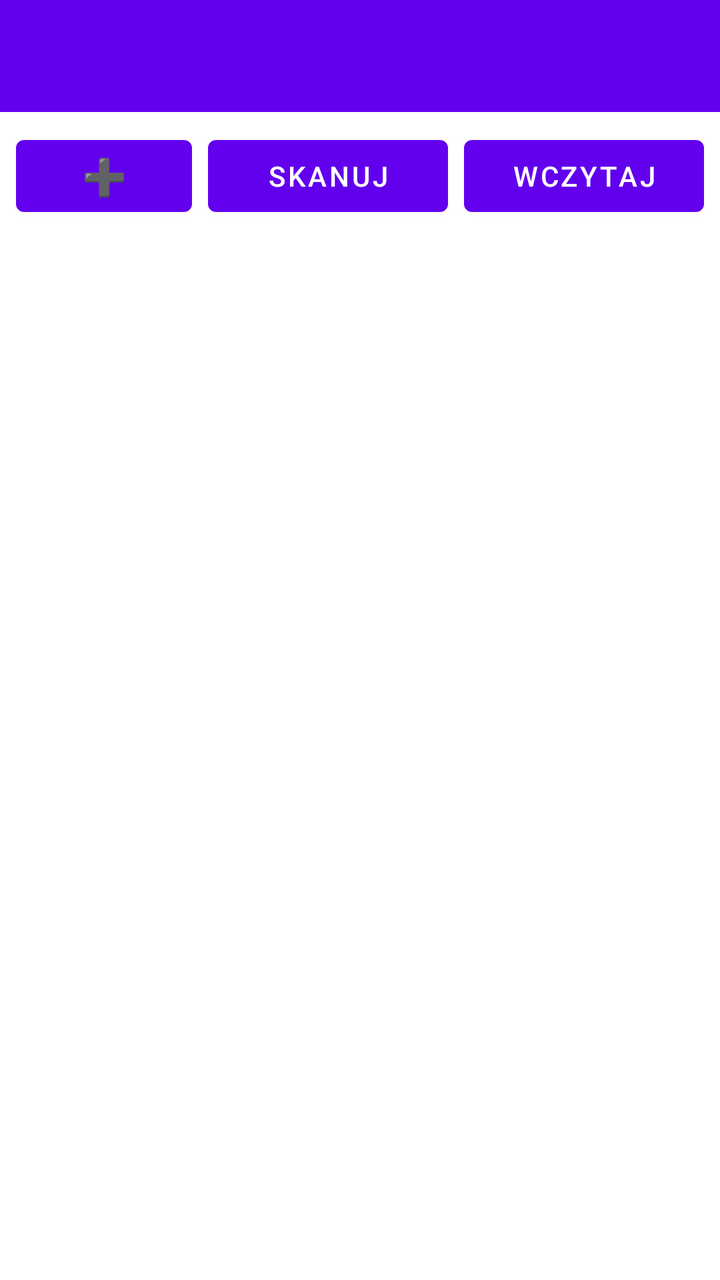
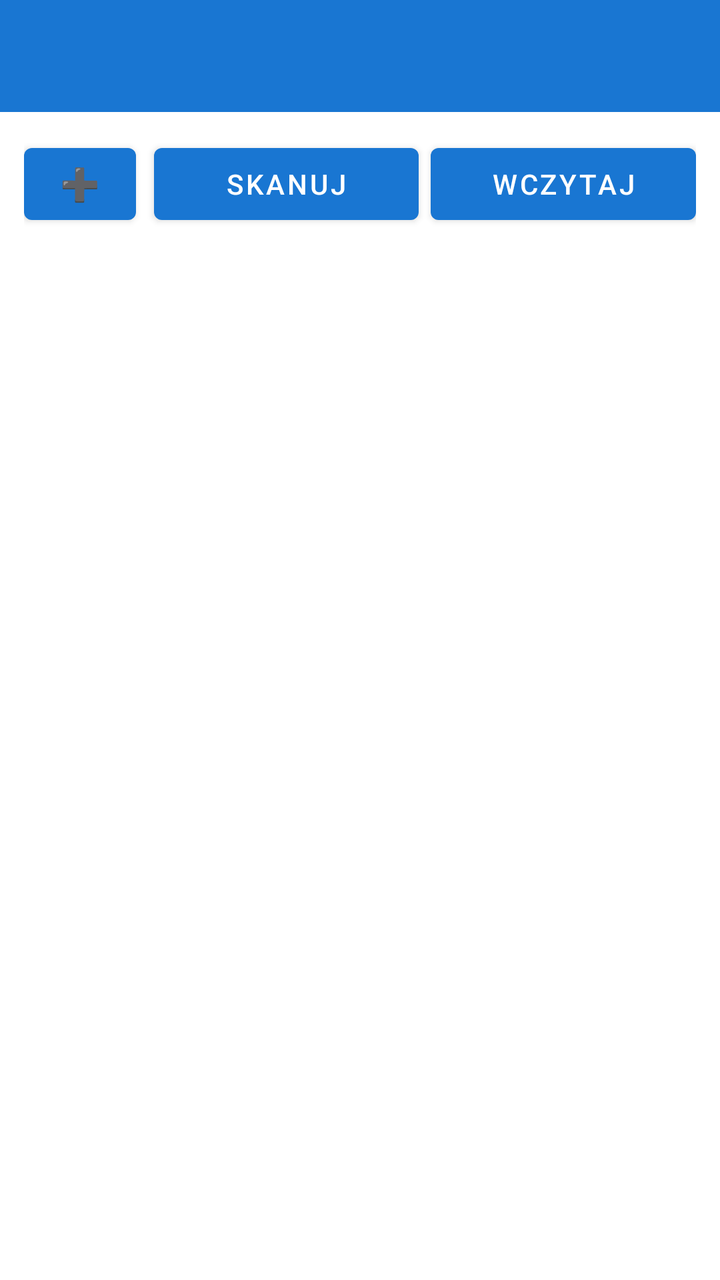

Compare the two renders of this Android layout. The source of the first and the diff that turns it into the second are given below.
<!-- AndroidManifest.xml: application theme Theme.StegoChat -->
<!-- res/layout/activity_contacts.xml -->
<?xml version="1.0" encoding="utf-8"?>
<LinearLayout xmlns:android="http://schemas.android.com/apk/res/android"
    android:layout_width="match_parent"
    android:layout_height="match_parent"
    android:orientation="vertical"
    android:fitsSystemWindows="true"
    android:background="?android:attr/colorBackground">

    <androidx.appcompat.widget.Toolbar
        android:id="@+id/toolbar"
        android:layout_width="match_parent"
        android:layout_height="?attr/actionBarSize"
        android:background="?attr/colorPrimary"
        android:theme="@style/ThemeOverlay.AppCompat.Dark.ActionBar" />

    
    <LinearLayout
        android:layout_width="match_parent"
        android:layout_height="wrap_content"
        android:orientation="horizontal"
        android:padding="8dp"
        android:gravity="center">

        <Button
            android:id="@+id/addContactButton"
            android:layout_width="wrap_content"
            android:layout_height="wrap_content"
            android:text="➕"
            android:textSize="18sp"
            android:layout_marginEnd="4dp"/>

        <Button
            android:id="@+id/scanButton"
            android:layout_width="0dp"
            android:layout_height="wrap_content"
            android:layout_weight="1"
            android:text="SKANUJ"
            android:layout_marginStart="4dp"
            android:layout_marginEnd="4dp"/>

        <Button
            android:id="@+id/galleryButton"
            android:layout_width="0dp"
            android:layout_height="wrap_content"
            android:layout_weight="1"
            android:text="WCZYTAJ"
            android:layout_marginStart="4dp"/>
    </LinearLayout>

    <androidx.recyclerview.widget.RecyclerView
        android:id="@+id/contactsRecyclerView"
        android:layout_width="match_parent"
        android:layout_height="match_parent"
        android:padding="8dp"/>
</LinearLayout>
<!-- resources referenced by this layout -->
<resources>
  <style name="Theme.StegoChat" parent="Theme.MaterialComponents.DayNight.NoActionBar">
          
          <item name="colorPrimary">@color/purple_500</item>
          <item name="colorPrimaryVariant">@color/purple_700</item>
          <item name="colorOnPrimary">@color/white</item>
  
          
          <item name="windowNoTitle">true</item>
          <item name="windowActionBar">false</item>
      </style>
  <color name="purple_500">#FF6200EE</color>
  <color name="purple_700">#FF3700B3</color>
  <color name="white">#FFFFFFFF</color>
</resources>

<!-- the commit's change to res/layout/activity_contacts.xml (unified diff, before → after) -->
@@ -4,7 +4,7 @@
     android:layout_height="match_parent"
     android:orientation="vertical"
     android:fitsSystemWindows="true"
-    android:background="?android:attr/colorBackground">
+    android:background="?attr/colorSurface">
 
     <androidx.appcompat.widget.Toolbar
         android:id="@+id/toolbar"
@@ -18,16 +18,17 @@
         android:layout_width="match_parent"
         android:layout_height="wrap_content"
         android:orientation="horizontal"
-        android:padding="8dp"
-        android:gravity="center">
+        android:padding="12dp"
+        android:gravity="center"
+        android:background="?attr/colorSurface">
 
         <Button
             android:id="@+id/addContactButton"
-            android:layout_width="wrap_content"
+            android:layout_width="56dp"
             android:layout_height="wrap_content"
             android:text="➕"
-            android:textSize="18sp"
-            android:layout_marginEnd="4dp"/>
+            android:textSize="16sp"
+            android:layout_marginEnd="6dp"/>
 
         <Button
             android:id="@+id/scanButton"
@@ -35,8 +36,8 @@
             android:layout_height="wrap_content"
             android:layout_weight="1"
             android:text="SKANUJ"
-            android:layout_marginStart="4dp"
-            android:layout_marginEnd="4dp"/>
+            android:layout_marginStart="3dp"
+            android:layout_marginEnd="3dp"/>
 
         <Button
             android:id="@+id/galleryButton"
@@ -44,12 +45,13 @@
             android:layout_height="wrap_content"
             android:layout_weight="1"
             android:text="WCZYTAJ"
-            android:layout_marginStart="4dp"/>
+            android:layout_marginStart="3dp"/>
     </LinearLayout>
 
     <androidx.recyclerview.widget.RecyclerView
         android:id="@+id/contactsRecyclerView"
         android:layout_width="match_parent"
         android:layout_height="match_parent"
-        android:padding="8dp"/>
+        android:padding="8dp"
+        android:background="?attr/colorSurface"/>
 </LinearLayout>
<!-- resource entries referenced after the edit -->
@@ -1,17 +1,18 @@
 <!-- resources referenced by this layout -->
 <resources>
   <style name="Theme.StegoChat" parent="Theme.MaterialComponents.DayNight.NoActionBar">
-          
-          <item name="colorPrimary">@color/purple_500</item>
-          <item name="colorPrimaryVariant">@color/purple_700</item>
-          <item name="colorOnPrimary">@color/white</item>
-  
-          
+          <item name="colorPrimary">@color/colorPrimary</item>
+          <item name="colorPrimaryVariant">@color/colorPrimaryVariant</item>
+          <item name="colorOnPrimary">@color/colorOnPrimary</item>
+          <item name="android:windowBackground">@color/windowBackgroundLight</item>
+          <item name="colorSurface">@color/surfaceLight</item>
           <item name="windowNoTitle">true</item>
           <item name="windowActionBar">false</item>
       </style>
-  <color name="purple_500">#FF6200EE</color>
-  <color name="purple_700">#FF3700B3</color>
-  <color name="white">#FFFFFFFF</color>
+  <color name="colorPrimary">#1976D2</color>
+  <color name="colorPrimaryVariant">#115293</color>
+  <color name="colorOnPrimary">#FFFFFF</color>
+  <color name="windowBackgroundLight">#F4F6F9</color>
+  <color name="surfaceLight">#FFFFFF</color>
 </resources>
 
